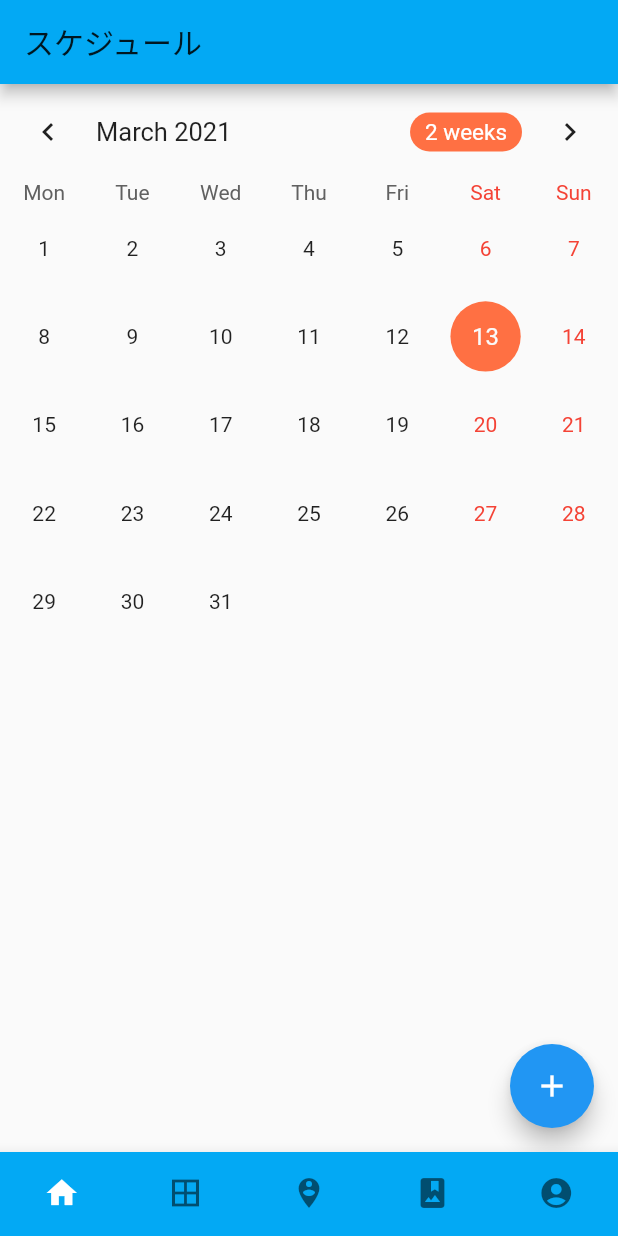
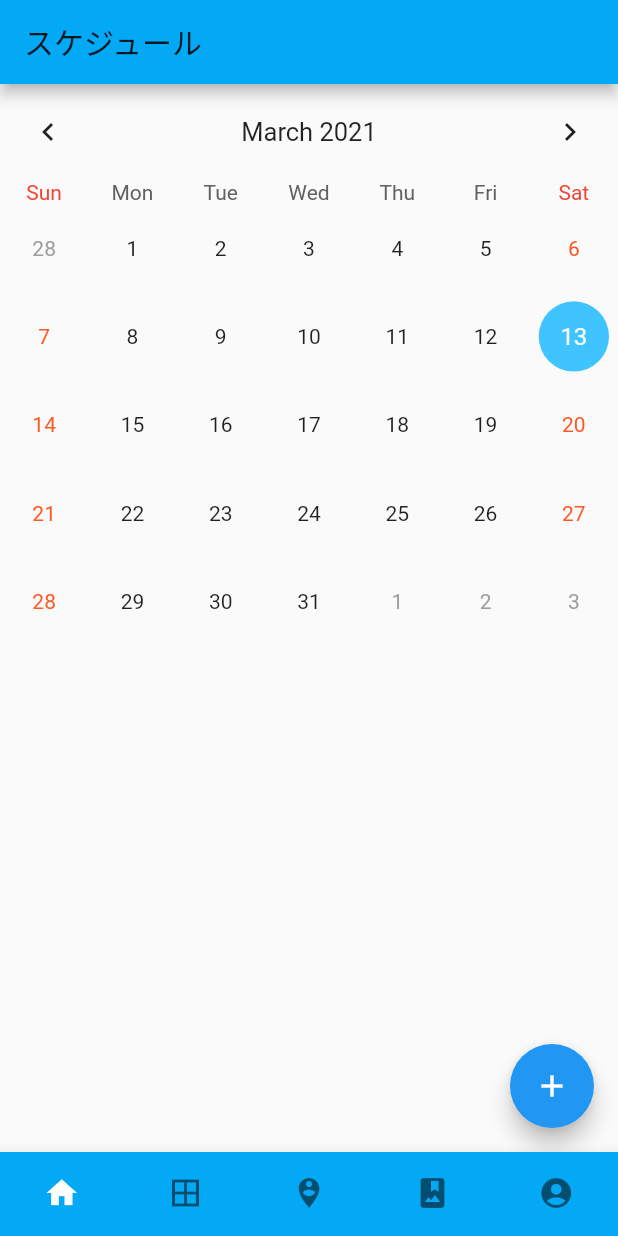
Before and after one commit to yokokida/manager_san, a Flutter app: the screen it shows after launch, on a phone screen of 412 x 824 dp. Run offline on Flutter 3.47's test engine with Material 2 defaults, Android fonts, the phone set to English and light mode, and no system bars; drawn by our look-alikes of table_calendar; our stand-ins replace cloud_firestore, firebase_auth, firebase_core, flutter_calendar_carousel, flutter_slidable, fluttertoast and 1 more; accounts and stored records are empty.

Commit message:
add event

```diff
--- a/lib/news/page_calender_01.dart
+++ b/lib/news/page_calender_01.dart
@@ -1,4 +1,5 @@
 import 'package:flutter/material.dart';
+import 'package:manager_san/news/screen_news.dart';
 import 'package:table_calendar/table_calendar.dart';
 
 
@@ -42,37 +43,57 @@ class _Calender01PageState extends State<Calender01Page> {
       ),
       body: SingleChildScrollView(
         child: Column(
-          // crossAxisAlignment: CrossAxisAlignment.start,
           children: <Widget>[
             TableCalendar(
               calendarController: _calendarController,
+              holidays: _holidays,
+              startingDayOfWeek: StartingDayOfWeek.sunday,
+              initialCalendarFormat: CalendarFormat.month,
+              formatAnimation: FormatAnimation.scale,
+
               events: _events,
-              holidays: _holidays,
-              startingDayOfWeek: StartingDayOfWeek.monday,
+
+              headerStyle: HeaderStyle(
+                centerHeaderTitle: true,
+                formatButtonVisible: false,
+                // formatButtonTextStyle: TextStyle().copyWith(color: Colors.white, fontSize: 15.0),
+                // formatButtonDecoration: BoxDecoration(
+                //   color: Colors.lightBlueAccent,
+                //   borderRadius: BorderRadius.circular(0),
+                // ),
+              ),
+
               calendarStyle: CalendarStyle(
-                selectedColor: Colors.deepOrange[400],
-                todayColor: Colors.deepOrange[200],
-                markersColor: Colors.brown[700],
-                outsideDaysVisible: false,
+                todayColor: Colors.deepOrangeAccent,
+                selectedColor: Colors.lightBlueAccent,
+                markersColor: Colors.lightBlueAccent,
+                outsideDaysVisible: true,
+                weekendStyle: TextStyle().copyWith(color: Colors.deepOrange),
+                holidayStyle: TextStyle().copyWith(color: Colors.deepOrange),
               ),
-              headerStyle: HeaderStyle(
-                formatButtonTextStyle:
-                TextStyle().copyWith(color: Colors.white, fontSize: 15.0),
-                formatButtonDecoration: BoxDecoration(
-                  color: Colors.deepOrange[400],
-                  borderRadius: BorderRadius.circular(16.0),
-                ),
-              ),
-              // onDaySelected: _onDaySelected,
-              // onVisibleDaysChanged: _onVisibleDaysChanged,
-              // onCalendarCreated: _onCalendarCreated,
+              onDaySelected: _onDaySelected,
+              onVisibleDaysChanged: _onVisibleDaysChanged,
+              onCalendarCreated: _onCalendarCreated,
             ),
+
+            ..._selectedEvents.map((event) => ListTile(
+              title: Text(event.title),
+              // onTap: () {
+              //   Navigator.push(
+              //       context,
+              //       MaterialPageRoute(builder: (_) => EventDetailsPage(event: event)
+              //       )
+              //   );
+              // },
+            )),
           ],
         ),
       ),
       floatingActionButton: FloatingActionButton(
         child: Icon(Icons.add),
-        onPressed: _showAddDialog,
+        onPressed: () => Navigator.of(context).push(
+            MaterialPageRoute(builder: (context) => AddEventPage())
+        ),
       ),
     );
   }
@@ -110,4 +131,19 @@ class _Calender01PageState extends State<Calender01Page> {
     );
   }
 
+
+  void _onDaySelected(DateTime day, List events, List holidays) {
+    print('CALLBACK: _onDaySelected');
+    setState(() {
+      _selectedEvents = events;
+    });
+  }
+
+  void _onVisibleDaysChanged(DateTime first, DateTime last, CalendarFormat format) {
+    print('CALLBACK: _onVisibleDaysChanged');
+  }
+
+  void _onCalendarCreated(DateTime first, DateTime last, CalendarFormat format) {
+    print('CALLBACK: _onCalendarCreated');
+  }
 }
--- a/lib/news/page_calender_02.dart
+++ b/lib/news/page_calender_02.dart
@@ -108,9 +108,7 @@ class _Calender02PageState extends State<Calender02Page> {
                     border: Border.all(color: Colors.grey)
                 ),
                 child: Center(
-                    child: Text(event,
-                      style: TextStyle(color: Colors.blue,
-                          fontWeight: FontWeight.bold,fontSize: 16),)
+                    child: Text(event, style: TextStyle(color: Colors.blue, fontWeight: FontWeight.bold,fontSize: 16))
                 ),
               ),
             )),
--- a/pubspec.yaml
+++ b/pubspec.yaml
@@ -36,6 +36,7 @@ dependencies:
   firebase_core: ^0.5.0
   firebase_storage: ^4.0.0
   firebase_messaging: ^7.0.0
+  firebase_helpers: ^0.2.0
 
   flutter_dotenv: ^2.1.0
   fluttertoast: ^7.0.2
```
Also changed, not shown: lib/news/screen_news.dart (+184 -0 lines), pubspec.lock.
